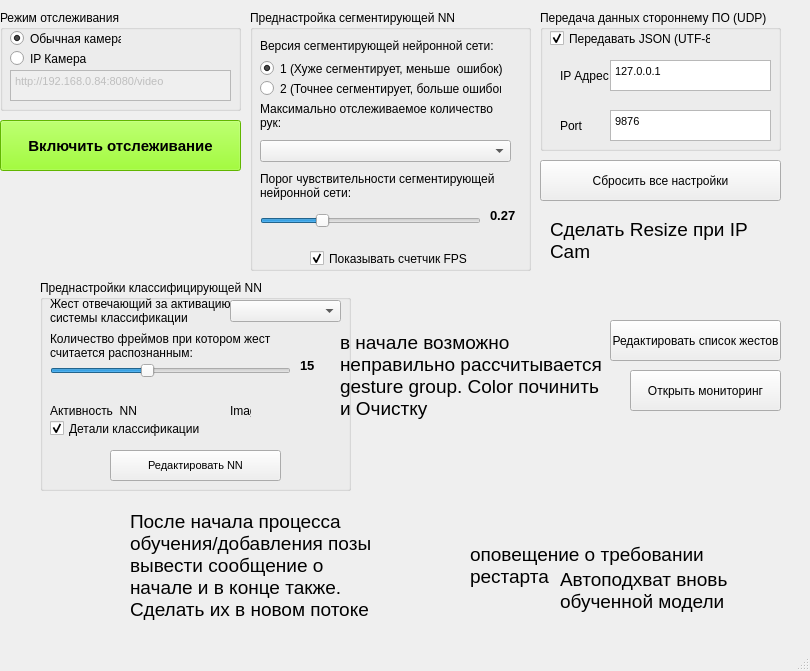
Above: mainwindow.ui from GamesIS/HandGestureRecognitionVer2 before the change. Below: the same form after it.
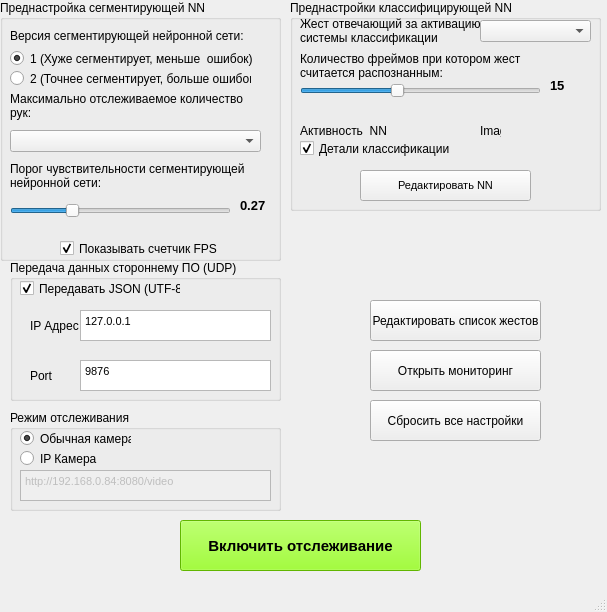
That is the form after the change.

Patch:
```diff
--- a/mainwindow.ui
+++ b/mainwindow.ui
@@ -6,8 +6,8 @@
    <rect>
     <x>0</x>
     <y>0</y>
-    <width>810</width>
-    <height>671</height>
+    <width>607</width>
+    <height>612</height>
    </rect>
   </property>
   <property name="windowTitle">
@@ -17,8 +17,8 @@
    <widget class="QPushButton" name="startDetection">
     <property name="geometry">
      <rect>
-      <x>0</x>
-      <y>120</y>
+      <x>180</x>
+      <y>520</y>
       <width>241</width>
       <height>51</height>
      </rect>
@@ -40,9 +40,9 @@
    <widget class="QPushButton" name="open_monitor_btn">
     <property name="geometry">
      <rect>
-      <x>630</x>
-      <y>370</y>
-      <width>151</width>
+      <x>370</x>
+      <y>350</y>
+      <width>171</width>
       <height>41</height>
      </rect>
     </property>
@@ -53,9 +53,9 @@
    <widget class="QGroupBox" name="mode_detection">
     <property name="geometry">
      <rect>
-      <x>0</x>
-      <y>10</y>
-      <width>241</width>
+      <x>10</x>
+      <y>410</y>
+      <width>271</width>
       <height>101</height>
      </rect>
     </property>
@@ -86,7 +86,7 @@
       <rect>
        <x>10</x>
        <y>60</y>
-       <width>221</width>
+       <width>251</width>
        <height>31</height>
       </rect>
      </property>
@@ -118,8 +118,8 @@
    <widget class="QGroupBox" name="settings_detection_gb">
     <property name="geometry">
      <rect>
-      <x>250</x>
-      <y>10</y>
+      <x>0</x>
+      <y>0</y>
       <width>281</width>
       <height>261</height>
      </rect>
@@ -285,9 +285,9 @@
    <widget class="QGroupBox" name="send_json_group">
     <property name="geometry">
      <rect>
-      <x>540</x>
-      <y>10</y>
-      <width>241</width>
+      <x>10</x>
+      <y>260</y>
+      <width>271</width>
       <height>141</height>
      </rect>
     </property>
@@ -318,7 +318,7 @@
       <rect>
        <x>70</x>
        <y>50</y>
-       <width>161</width>
+       <width>191</width>
        <height>31</height>
       </rect>
      </property>
@@ -338,7 +338,7 @@
       <rect>
        <x>70</x>
        <y>100</y>
-       <width>161</width>
+       <width>191</width>
        <height>31</height>
       </rect>
      </property>
@@ -386,9 +386,9 @@
    <widget class="QPushButton" name="startDetection_5">
     <property name="geometry">
      <rect>
-      <x>540</x>
-      <y>160</y>
-      <width>241</width>
+      <x>370</x>
+      <y>400</y>
+      <width>171</width>
       <height>41</height>
      </rect>
     </property>
@@ -399,8 +399,8 @@
    <widget class="QPushButton" name="open_list_gestures">
     <property name="geometry">
      <rect>
-      <x>610</x>
-      <y>320</y>
+      <x>370</x>
+      <y>300</y>
       <width>171</width>
       <height>41</height>
      </rect>
@@ -409,35 +409,11 @@
      <string>Редактировать список жестов</string>
     </property>
    </widget>
-   <widget class="QLabel" name="thr_lbl_segm_5">
-    <property name="geometry">
-     <rect>
-      <x>550</x>
-      <y>210</y>
-      <width>201</width>
-      <height>61</height>
-     </rect>
-    </property>
-    <property name="font">
-     <font>
-      <pointsize>14</pointsize>
-     </font>
-    </property>
-    <property name="lineWidth">
-     <number>1</number>
-    </property>
-    <property name="text">
-     <string>Сделать Resize при IP Cam</string>
-    </property>
-    <property name="wordWrap">
-     <bool>true</bool>
-    </property>
-   </widget>
    <widget class="QGroupBox" name="mode_detection_2">
     <property name="geometry">
      <rect>
-      <x>40</x>
-      <y>280</y>
+      <x>290</x>
+      <y>0</y>
       <width>311</width>
       <height>211</height>
      </rect>
@@ -618,102 +594,6 @@
      </property>
     </widget>
    </widget>
-   <widget class="QLabel" name="thr_lbl_segm_7">
-    <property name="geometry">
-     <rect>
-      <x>130</x>
-      <y>500</y>
-      <width>251</width>
-      <height>131</height>
-     </rect>
-    </property>
-    <property name="font">
-     <font>
-      <pointsize>14</pointsize>
-     </font>
-    </property>
-    <property name="lineWidth">
-     <number>1</number>
-    </property>
-    <property name="text">
-     <string>После начала процесса обучения/добавления позы вывести сообщение о начале и в конце также. Сделать их в новом потоке</string>
-    </property>
-    <property name="wordWrap">
-     <bool>true</bool>
-    </property>
-   </widget>
-   <widget class="QLabel" name="thr_lbl_segm_8">
-    <property name="geometry">
-     <rect>
-      <x>560</x>
-      <y>560</y>
-      <width>231</width>
-      <height>61</height>
-     </rect>
-    </property>
-    <property name="font">
-     <font>
-      <pointsize>14</pointsize>
-     </font>
-    </property>
-    <property name="lineWidth">
-     <number>1</number>
-    </property>
-    <property name="text">
-     <string>Автоподхват вновь обученной модели</string>
-    </property>
-    <property name="wordWrap">
-     <bool>true</bool>
-    </property>
-   </widget>
-   <widget class="QLabel" name="thr_lbl_segm_9">
-    <property name="geometry">
-     <rect>
-      <x>470</x>
-      <y>500</y>
-      <width>251</width>
-      <height>131</height>
-     </rect>
-    </property>
-    <property name="font">
-     <font>
-      <pointsize>14</pointsize>
-     </font>
-    </property>
-    <property name="lineWidth">
-     <number>1</number>
-    </property>
-    <property name="text">
-     <string>оповещение о требовании рестарта</string>
-    </property>
-    <property name="wordWrap">
-     <bool>true</bool>
-    </property>
-   </widget>
-   <widget class="QLabel" name="thr_lbl_segm_10">
-    <property name="geometry">
-     <rect>
-      <x>340</x>
-      <y>310</y>
-      <width>271</width>
-      <height>131</height>
-     </rect>
-    </property>
-    <property name="font">
-     <font>
-      <pointsize>14</pointsize>
-     </font>
-    </property>
-    <property name="lineWidth">
-     <number>1</number>
-    </property>
-    <property name="text">
-     <string>в начале возможно неправильно рассчитывается gesture group. Color починить и Очистку</string>
-    </property>
-    <property name="wordWrap">
-     <bool>true</bool>
-    </property>
-   </widget>
   </widget>
   <widget class="QMenuBar" name="menubar">
    <property name="geometry">
```
Left out of the diff: 2 changed lines with no effect on the pictures.
